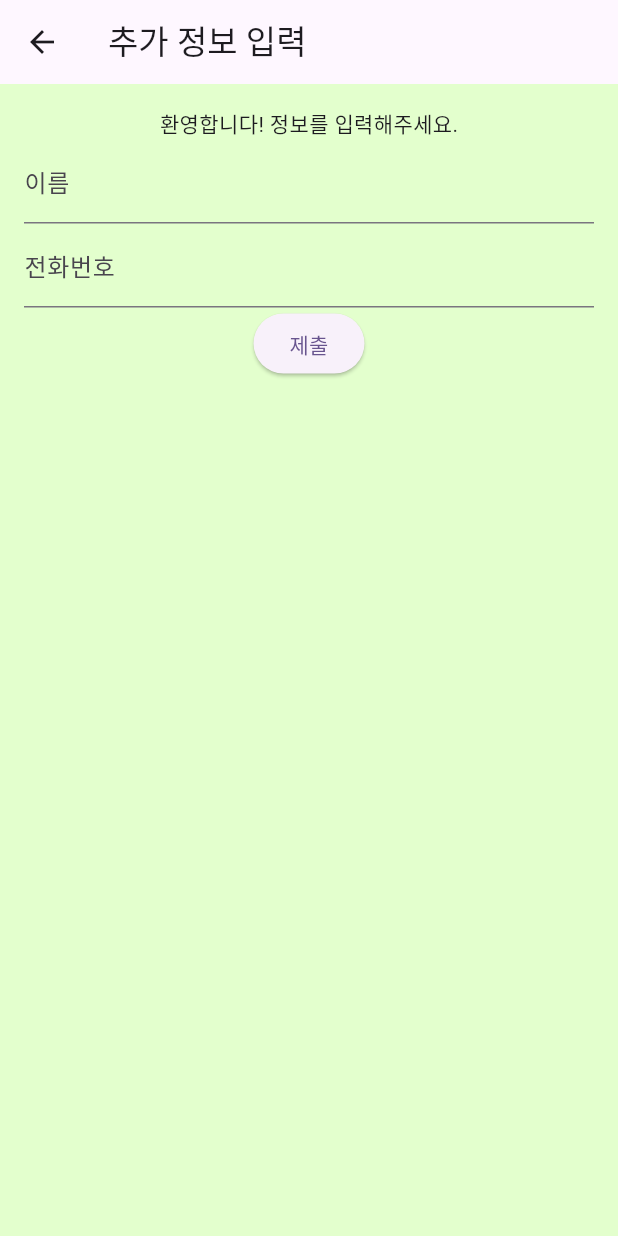
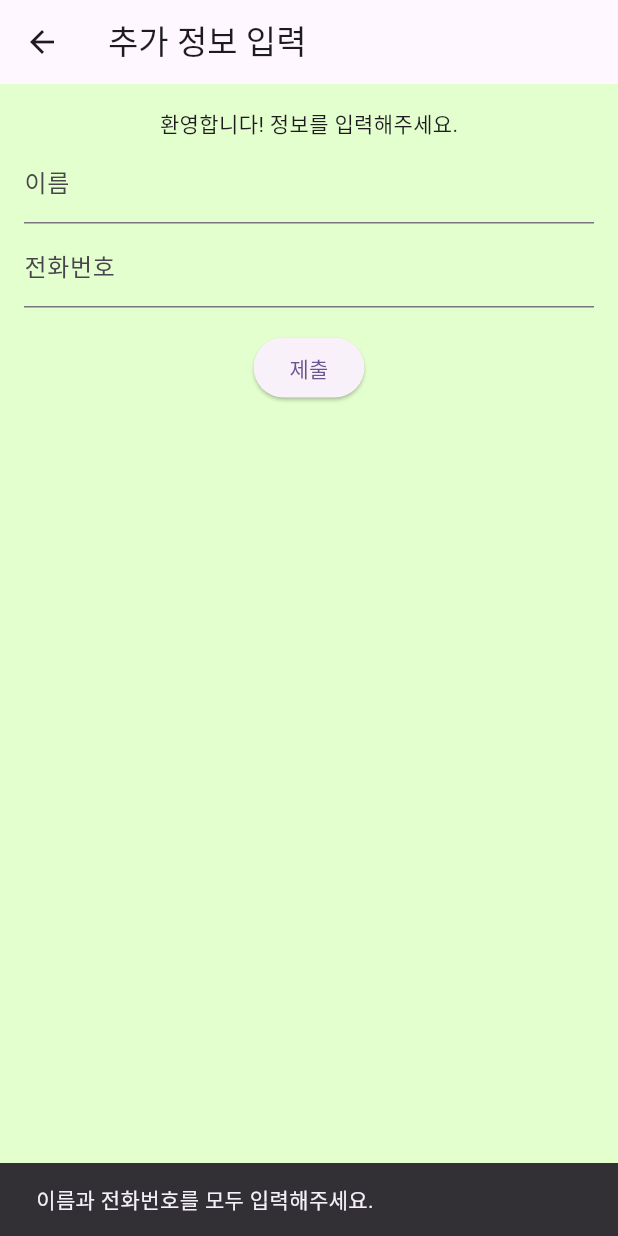
Before and after one commit to sswu-capstoneDesign2025/frontend, a Flutter app: the KakaoExtraInfoPage screen opened directly with empty values, after a tap on "제출", on a phone screen of 412 x 824 dp. Run offline on Flutter 3.47's test engine with Material 3 defaults, Android fonts, the light colour scheme and no system bars; our stand-ins replace app_links, flutter_dotenv, flutter_riverpod, flutter_svg, shared_preferences; missing offline and left inert: flutter_web_auth_2; accounts and stored records are empty.

Commit message:
feat: 카카오 로그인 + 네이버 로그인 연동

```diff
--- a/lib/screens/auth/kakao_extra_info_page.dart
+++ b/lib/screens/auth/kakao_extra_info_page.dart
@@ -1,5 +1,6 @@
 // 추가 정보 입력 페이지
 //kakao_extra_info_page.dart
+
 import 'package:flutter/material.dart';
 import 'package:http/http.dart' as http;
 import 'dart:convert';
@@ -17,6 +18,7 @@ class KakaoExtraInfoPage extends StatefulWidget {
 class _KakaoExtraInfoPageState extends State<KakaoExtraInfoPage> {
   final nameController = TextEditingController();
   final phoneController = TextEditingController();
+  bool _isLoading = false;
 
   @override
   void dispose() {
@@ -25,28 +27,27 @@ class _KakaoExtraInfoPageState extends State<KakaoExtraInfoPage> {
     super.dispose();
   }
 
-  @override
-  Widget build(BuildContext context) {
-    return Scaffold(
-      backgroundColor: const Color(0xFFE3FFCD),
-      appBar: AppBar(title: const Text("추가 정보 입력")),
-      body: Padding(
-        padding: const EdgeInsets.all(16.0),
-        child: Column(children: [
-          const Text("환영합니다! 정보를 입력해주세요."),
-          TextField(controller: nameController, decoration: const InputDecoration(labelText: "이름")),
-          TextField(controller: phoneController, decoration: const InputDecoration(labelText: "전화번호")),
-          ElevatedButton(
-            child: const Text("제출"),
-            onPressed: () async {
+  Future<void> _submitExtraInfo() async {
+    final name = nameController.text.trim();
+    final phone = phoneController.text.trim();
+
+    if (name.isEmpty || phone.isEmpty) {
+      ScaffoldMessenger.of(context).showSnackBar(
+        const SnackBar(content: Text("이름과 전화번호를 모두 입력해주세요.")),
+      );
+      return;
+    }
+
+    setState(() => _isLoading = true);
+
+    try {
       final response = await http.post(
-                //Uri.parse("http://localhost:8000/auth/kakao/extra-info"),
-                Uri.parse("http://192.168.45.244:8000/auth/kakao/extra-info"),
+        Uri.parse("http://192.168.0.18:8000/auth/kakao/extra-info"),
         headers: {"Content-Type": "application/json"},
         body: jsonEncode({
           "kakao_id": widget.kakaoId,
-                  "name": nameController.text,
-                  "phone_number": phoneController.text,
+          "name": name,
+          "phone_number": phone,
         }),
       );
 
@@ -60,10 +61,48 @@ class _KakaoExtraInfoPageState extends State<KakaoExtraInfoPage> {
         );
       } else {
         print("오류 발생: ${response.body}");
+        ScaffoldMessenger.of(context).showSnackBar(
+          const SnackBar(content: Text("정보 제출에 실패했습니다.")),
+        );
       }
-            },
-          )
-        ]),
+    } catch (e) {
+      print("예외 발생: $e");
+      ScaffoldMessenger.of(context).showSnackBar(
+        const SnackBar(content: Text("서버 통신 중 오류가 발생했습니다.")),
+      );
+    } finally {
+      setState(() => _isLoading = false);
+    }
+  }
+
+  @override
+  Widget build(BuildContext context) {
+    return Scaffold(
+      backgroundColor: const Color(0xFFE3FFCD),
+      appBar: AppBar(title: const Text("추가 정보 입력")),
+      body: Padding(
+        padding: const EdgeInsets.all(16.0),
+        child: Column(
+          children: [
+            const Text("환영합니다! 정보를 입력해주세요."),
+            TextField(
+              controller: nameController,
+              decoration: const InputDecoration(labelText: "이름"),
+            ),
+            TextField(
+              controller: phoneController,
+              decoration: const InputDecoration(labelText: "전화번호"),
+              keyboardType: TextInputType.phone,
+            ),
+            const SizedBox(height: 16),
+            _isLoading
+                ? const CircularProgressIndicator()
+                : ElevatedButton(
+              onPressed: _submitExtraInfo,
+              child: const Text("제출"),
+            ),
+          ],
+        ),
       ),
     );
   }
--- a/lib/services/auth_service.dart
+++ b/lib/services/auth_service.dart
@@ -9,7 +9,7 @@ class AuthService {
   }) async {
     final response = await http.post(
       //Uri.parse("http://localhost:8000/auth/login"),
-      Uri.parse("http://192.168.45.244:8000/auth/login"),
+      Uri.parse("http://192.168.0.18:8000/auth/login"),
       headers: {"Content-Type": "application/json"},
       body: jsonEncode({
         "username": username,
--- a/pubspec.yaml
+++ b/pubspec.yaml
@@ -20,6 +20,8 @@ dependencies:
   shared_preferences: ^2.5.3
   flutter_web_auth_2: ^4.1.0
   kakao_flutter_sdk: ^1.9.7+3
+  flutter_appauth: ^9.0.0
+  app_links: ^6.4.0
 
 dev_dependencies:
   flutter_test:
```
Also changed, not shown: lib/screens/auth/login_page.dart (+23 -8 lines), lib/screens/home/home_screen.dart (+28 -0 lines), lib/screens/root_decider.dart (+64 -3 lines), lib/services/kakao_auth_service.dart (+31 -40 lines), lib/services/naver_auth_service.dart (added, +38 -0 lines), pubspec.lock, 137 other files. Lines whose indentation alone changed are shown as unchanged.
